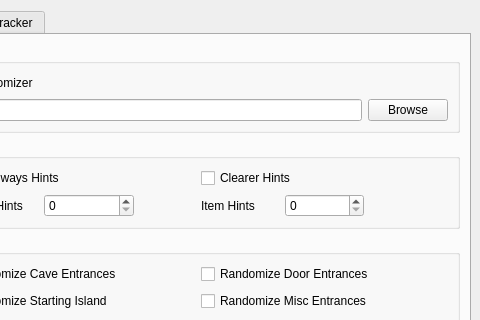
Above: gui/mainwindow.ui from SuperDude88/TWWHD-Randomizer before the change; both pictures show x 592 to 1072 and y 0 to 320 of the 1072 by 764 pixel window. Below: the same form after it.
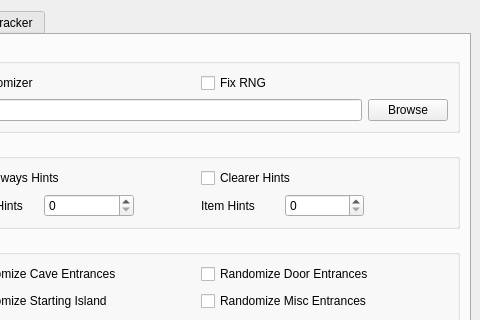
That is the form after the change. The open tabs and pages were chosen to show the change.

Commit message: add gui selection for Fix RNG

Diff of the .ui file:
```diff
--- a/gui/mainwindow.ui
+++ b/gui/mainwindow.ui
@@ -1411,7 +1411,11 @@
                   </widget>
                  </item>
                  <item row="0" column="3">
-                  <widget class="QWidget" name="widget_2" native="true"/>
+                  <widget class="QCheckBox" name="fix_rng">
+                   <property name="text">
+                    <string>Fix RNG</string>
+                   </property>
+                  </widget>
                  </item>
                 </layout>
                </item>
```
Left out of the diff: 16 changed lines with no effect on the pictures. The commit also changes 2 other files.
